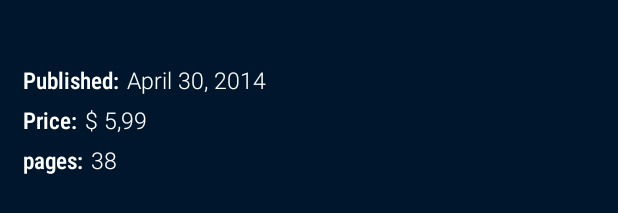
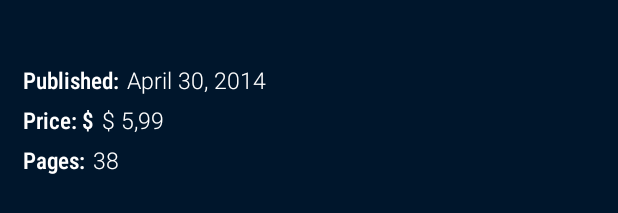
Before and after one commit to RafaelIrineu/DesafioWebServices, an Android app: the layout fragment_comic_info.xml on its own in the app's theme, with its tools: preview values and no code run, on a phone screen of 412 x 824 dp. Shown: the part 767-980 px from the top of the screen. Run offline under Robolectric (Android 15) with nearby library versions, the phone set to English and light mode, and no system bars.

Commit message:
Organizando packages mvvm

```diff
--- a/app/src/main/AndroidManifest.xml
+++ b/app/src/main/AndroidManifest.xml
@@ -10,7 +10,7 @@
         android:roundIcon="@mipmap/ic_launcher_round"
         android:supportsRtl="true"
         android:theme="@style/AppTheme">
-        <activity android:name=".view.SplashActivity">
+        <activity android:name=".splashscreen.SplashActivity">
             <intent-filter>
                 <action android:name="android.intent.action.MAIN" />
 
--- a/app/src/main/java/com/rafaelirineu/desafiowebservices/network/ExtensionMarvelApi.kt
+++ b/app/src/main/java/com/rafaelirineu/desafiowebservices/data/network/ExtensionMarvelApi.kt
@@ -1,4 +1,4 @@
-package com.rafaelirineu.desafiowebservices.network
+package com.rafaelirineu.desafiowebservices.data.network
 
 import java.security.MessageDigest
 import java.security.NoSuchAlgorithmException
--- a/app/src/main/java/com/rafaelirineu/desafiowebservices/network/NetworkUtils.kt
+++ b/app/src/main/java/com/rafaelirineu/desafiowebservices/data/network/NetworkUtils.kt
@@ -1,4 +1,4 @@
-package com.rafaelirineu.desafiowebservices.network
+package com.rafaelirineu.desafiowebservices.data.network
 
 import retrofit2.Retrofit
 import retrofit2.converter.gson.GsonConverterFactory
--- a/app/src/main/java/com/rafaelirineu/desafiowebservices/repository/ComicEndpoint.kt
+++ b/app/src/main/java/com/rafaelirineu/desafiowebservices/data/repository/ComicEndpoint.kt
@@ -1,7 +1,7 @@
-package com.rafaelirineu.desafiowebservices.repository
+package com.rafaelirineu.desafiowebservices.data.repository
 
 import com.rafaelirineu.desafiowebservices.model.ComicDataWrapper
-import com.rafaelirineu.desafiowebservices.network.NetworkUtils
+import com.rafaelirineu.desafiowebservices.data.network.NetworkUtils
 import retrofit2.http.GET
 import retrofit2.http.Path
 import retrofit2.http.Query
--- a/app/src/main/java/com/rafaelirineu/desafiowebservices/view/SplashActivity.kt
+++ b/app/src/main/java/com/rafaelirineu/desafiowebservices/splashscreen/SplashActivity.kt
@@ -1,4 +1,4 @@
-package com.rafaelirineu.desafiowebservices.view
+package com.rafaelirineu.desafiowebservices.splashscreen
 
 import android.content.Intent
 import androidx.appcompat.app.AppCompatActivity
--- a/app/src/main/java/com/rafaelirineu/desafiowebservices/view/ComicAdapter.kt
+++ b/app/src/main/java/com/rafaelirineu/desafiowebservices/view/comic/ComicAdapter.kt
@@ -1,4 +1,4 @@
-package com.rafaelirineu.desafiowebservices.view
+package com.rafaelirineu.desafiowebservices.view.comic
 
 import android.view.LayoutInflater
 import android.view.ViewGroup
--- a/app/src/main/java/com/rafaelirineu/desafiowebservices/view/ComicCoverFragment.kt
+++ b/app/src/main/java/com/rafaelirineu/desafiowebservices/view/comic/ComicCoverFragment.kt
@@ -1,4 +1,4 @@
-package com.rafaelirineu.desafiowebservices.view
+package com.rafaelirineu.desafiowebservices.view.comic
 
 import android.os.Bundle
 import androidx.fragment.app.Fragment
--- a/app/src/main/java/com/rafaelirineu/desafiowebservices/view/ComicViewHolder.kt
+++ b/app/src/main/java/com/rafaelirineu/desafiowebservices/view/comic/ComicViewHolder.kt
@@ -1,4 +1,4 @@
-package com.rafaelirineu.desafiowebservices.view
+package com.rafaelirineu.desafiowebservices.view.comic
 
 import android.annotation.SuppressLint
 import android.view.View
--- a/app/src/main/java/com/rafaelirineu/desafiowebservices/view/HomeFragment.kt
+++ b/app/src/main/java/com/rafaelirineu/desafiowebservices/view/comic/HomeFragment.kt
@@ -1,6 +1,5 @@
-package com.rafaelirineu.desafiowebservices.view
+package com.rafaelirineu.desafiowebservices.view.comic
 
-import android.content.Intent
 import android.os.Bundle
 import androidx.fragment.app.Fragment
 import android.view.LayoutInflater
@@ -14,6 +13,7 @@ import androidx.recyclerview.widget.RecyclerView
 import com.rafaelirineu.desafiowebservices.R
 import com.rafaelirineu.desafiowebservices.model.ComicModel
 import com.rafaelirineu.desafiowebservices.repository.ComicRepository
+
 import com.rafaelirineu.desafiowebservices.viewmodel.ComicViewModel
 
 class HomeFragment : Fragment() {
--- a/app/src/main/res/layout/activity_splash.xml
+++ b/app/src/main/res/layout/activity_splash.xml
@@ -3,7 +3,7 @@
     xmlns:tools="http://schemas.android.com/tools"
     android:layout_width="match_parent"
     android:layout_height="match_parent"
-    tools:context=".view.SplashActivity">
+    tools:context=".splashscreen.SplashActivity">
 
     <ImageView
         android:layout_width="match_parent"
--- a/app/src/main/res/layout/fragment_comic_cover.xml
+++ b/app/src/main/res/layout/fragment_comic_cover.xml
@@ -5,7 +5,7 @@
     android:layout_width="match_parent"
     android:layout_height="match_parent"
     android:background="@color/colorBackgroundPrimary"
-    tools:context=".view.ComicCoverFragment">
+    tools:context=".view.comic.ComicCoverFragment">
 
     <ImageView
         android:id="@+id/imgClose_fragmentComicCover"
--- a/app/src/main/res/layout/fragment_comic_info.xml
+++ b/app/src/main/res/layout/fragment_comic_info.xml
@@ -5,7 +5,7 @@
     android:layout_width="match_parent"
     android:layout_height="match_parent"
     android:background="@color/colorBackgroundPrimary"
-    tools:context=".view.ComicInfoFragment">
+    tools:context=".view.comic.ComicInfoFragment">
 
     <View
         android:id="@+id/view_fragmentComicInfo"
--- a/app/src/main/res/layout/fragment_home.xml
+++ b/app/src/main/res/layout/fragment_home.xml
@@ -6,7 +6,7 @@
     android:layout_height="match_parent"
     android:background="@color/colorBackgroundPrimary"
     android:orientation="vertical"
-    tools:context=".view.HomeFragment">
+    tools:context=".view.comic.HomeFragment">
 
     <androidx.appcompat.widget.Toolbar
         android:id="@+id/appBar_fragmentHome"
@@ -41,6 +41,7 @@
             android:id="@+id/recyclerView"
             android:layout_width="wrap_content"
             android:layout_height="wrap_content"
+            app:layout_constraintBottom_toBottomOf="parent"
             app:layout_constraintEnd_toEndOf="parent"
             app:layout_constraintStart_toStartOf="parent"
             app:layout_constraintTop_toTopOf="parent"
--- a/app/src/main/res/navigation/navigation_graph.xml
+++ b/app/src/main/res/navigation/navigation_graph.xml
@@ -31,7 +31,7 @@
     </fragment>
     <fragment
         android:id="@+id/homeFragment"
-        android:name="com.rafaelirineu.desafiowebservices.view.HomeFragment"
+        android:name="com.rafaelirineu.desafiowebservices.view.comic.HomeFragment"
         android:label="fragment_home"
         tools:layout="@layout/fragment_home" >
         <action
@@ -40,7 +40,7 @@
     </fragment>
     <fragment
         android:id="@+id/comicInfoFragment"
-        android:name="com.rafaelirineu.desafiowebservices.view.ComicInfoFragment"
+        android:name="com.rafaelirineu.desafiowebservices.view.comic.ComicInfoFragment"
         android:label="fragment_comic_info"
         tools:layout="@layout/fragment_comic_info" >
         <action
@@ -52,7 +52,7 @@
     </fragment>
     <fragment
         android:id="@+id/comicCoverFragment"
-        android:name="com.rafaelirineu.desafiowebservices.view.ComicCoverFragment"
+        android:name="com.rafaelirineu.desafiowebservices.view.comic.ComicCoverFragment"
         android:label="fragment_comic_cover"
         tools:layout="@layout/fragment_comic_cover" >
         <action
--- a/app/src/main/res/values/strings.xml
+++ b/app/src/main/res/values/strings.xml
@@ -17,9 +17,9 @@
     <string name="_90">#90</string>
     <string name="published_fragmentComicInfo">Published:</string>
     <string name="data_fragmentComicInfo">April 30, 2014</string>
-    <string name="price_fragmentComicInfo">Price:</string>
+    <string name="price_fragmentComicInfo">Price: $</string>
     <string name="money_fragmentComicInfo">$ 5,99</string>
-    <string name="pages_fragmentComicInfo">pages:</string>
+    <string name="pages_fragmentComicInfo">Pages:</string>
     <string name="numberPages_fragmentComicInfo">38</string>
     <string name="thumbnail_fragmentComicInfo">Thumbnail</string>
     <string name="image_background_fragmentComicInfo">Image Background</string>
```
Also changed, not shown: app/src/main/java/com/rafaelirineu/desafiowebservices/data/repository/ComicRepository.kt (renamed from app/src/main/java/com/rafaelirineu/desafiowebservices/repository/ComicRepository.kt, +4 -3 lines), app/src/main/java/com/rafaelirineu/desafiowebservices/view/comic/ComicInfoFragment.kt (renamed from app/src/main/java/com/rafaelirineu/desafiowebservices/view/ComicInfoFragment.kt, +7 -2 lines), app/src/main/res/layout/fragment_comic_list_item.xml (+10 -8 lines).
